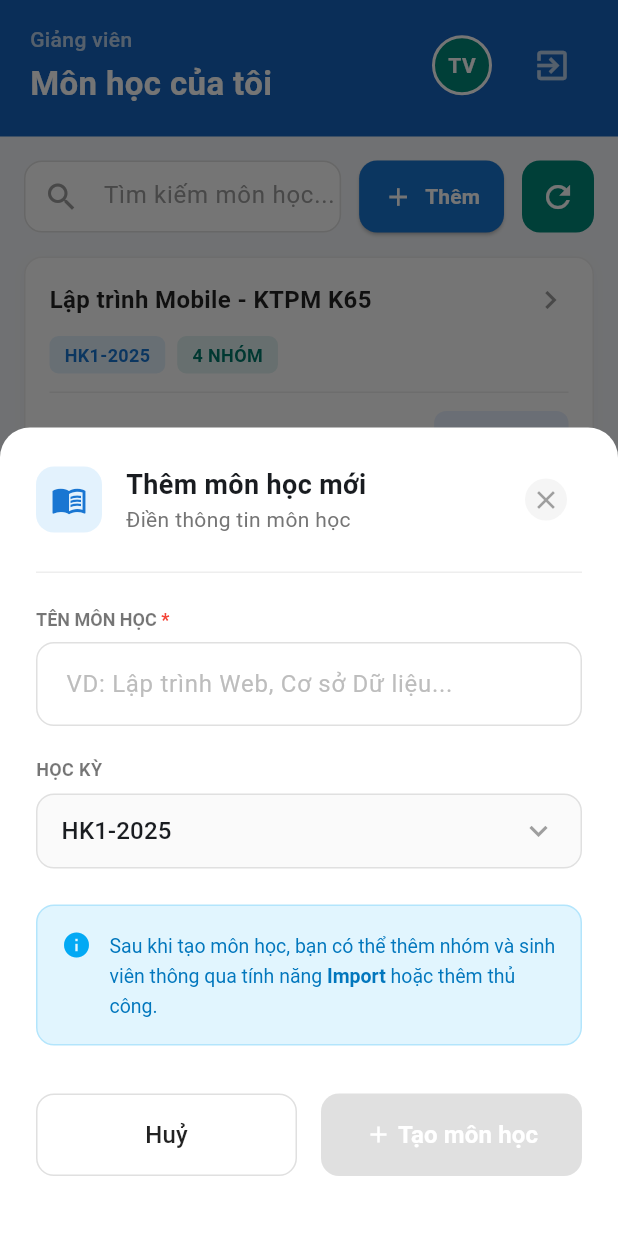
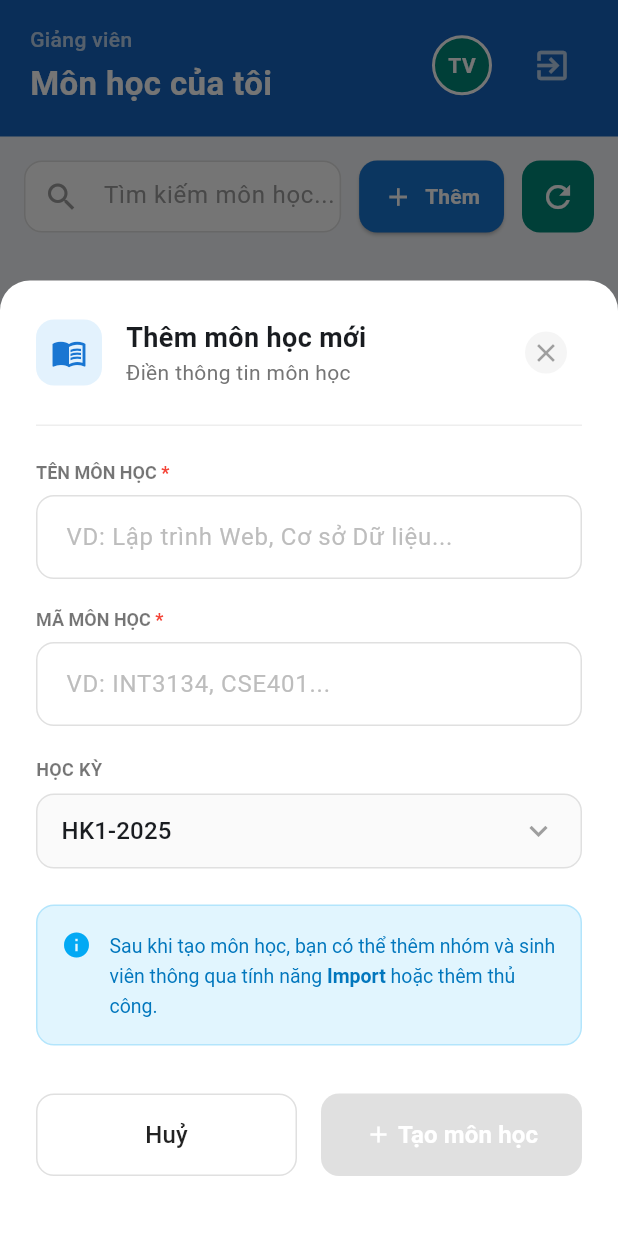
Before and after one commit to dinhan125/EduLog, a Flutter app: the ClassManagementScreen screen opened directly, after a tap on "Thêm", on a phone screen of 412 x 824 dp. Run offline on Flutter 3.47's test engine with Material 3 defaults, Android fonts, the phone set to English and light mode, and no system bars; our stand-ins replace cloud_firestore, dio, firebase_auth, firebase_core, flutter_riverpod; accounts and stored records are empty.

Commit message:
feat: integrate Firestore for class management and add subject code support to class creation flow

```diff
--- a/lib/features/class_management/domain/class_controller.dart
+++ b/lib/features/class_management/domain/class_controller.dart
@@ -8,29 +8,41 @@ final classControllerProvider = AsyncNotifierProvider<ClassController, List<Clas
 });
 
 class ClassController extends AsyncNotifier<List<ClassModel>> {
+  final String _mockTeacherUid = 'teacher_123';
+
   @override
-  FutureOr<List<ClassModel>> build() {
-    return [
-      ClassModel(id: '1', name: 'Lập trình Mobile - KTPM K65', inviteCode: 'MOBILE65', groupCount: 4),
-      ClassModel(id: '2', name: 'Kiến trúc phần mềm', inviteCode: 'KTPM2025', groupCount: 0),
-    ];
+  FutureOr<List<ClassModel>> build() async {
+    return _fetchClasses();
   }
 
-  Future<void> addClass(String name) async {
+  Future<List<ClassModel>> _fetchClasses() async {
+    final repository = ref.read(classRepositoryProvider);
+    final classesData = await repository.getClassesForTeacher(_mockTeacherUid);
+    return classesData.map((data) => ClassModel.fromMap(data)).toList();
+  }
+
+  Future<void> addClass(String name, String subjectCode) async {
     state = const AsyncValue.loading();
 
     try {
       final repository = ref.read(classRepositoryProvider);
-      final newClass = await repository.createClass(name);
+      await repository.createClass(
+        className: name,
+        subjectCode: subjectCode,
+        teacherUid: _mockTeacherUid,
+      );
 
-      final currentClasses = state.value ?? [];
-      state = AsyncValue.data([...currentClasses, newClass]);
+      // Re-fetch classes after adding
+      final updatedClasses = await _fetchClasses();
+      state = AsyncValue.data(updatedClasses);
     } catch (e, st) {
       state = AsyncValue.error(e, st);
     }
   }
 
   void removeClass(String id) {
+    // Note: We are currently only removing locally. For full integration,
+    // this would call repository.deleteClass(id) then re-fetch.
     final currentClasses = state.value ?? [];
     state = AsyncValue.data(
       currentClasses.where((c) => c.id != id).toList(),
--- a/lib/features/class_management/presentation/class_management_screen.dart
+++ b/lib/features/class_management/presentation/class_management_screen.dart
@@ -41,7 +41,6 @@ class ClassManagementScreen extends ConsumerWidget {
   @override
   Widget build(BuildContext context, WidgetRef ref) {
     final classesState = ref.watch(classControllerProvider);
-    final classes = classesState.value ?? [];
 
     return Scaffold(
       backgroundColor: const Color(0xFFF5F7FA), // Light grey background
@@ -185,9 +184,15 @@ class ClassManagementScreen extends ConsumerWidget {
 
           // Subject List
           Expanded(
-            child: classes.isEmpty
-                ? const Center(child: Text('Chưa có môn học nào.'))
-                : ListView.builder(
+            child: classesState.when(
+              data: (classes) {
+                if (classes.isEmpty) {
+                  return const Center(child: Text('Chưa có môn học nào.'));
+                }
+                return Column(
+                  children: [
+                    Expanded(
+                      child: ListView.builder(
                         padding: const EdgeInsets.symmetric(horizontal: 16),
                         itemCount: classes.length,
                         itemBuilder: (context, index) {
@@ -195,9 +200,6 @@ class ClassManagementScreen extends ConsumerWidget {
                         },
                       ),
                     ),
-
-          // End of list indicator
-          if (classes.isNotEmpty)
                     Padding(
                       padding: const EdgeInsets.symmetric(vertical: 20.0),
                       child: Text(
@@ -206,6 +208,15 @@ class ClassManagementScreen extends ConsumerWidget {
                       ),
                     ),
                   ],
+                );
+              },
+              loading: () => const Center(child: CircularProgressIndicator()),
+              error: (error, stack) => Center(
+                child: Text('Lỗi: $error', style: const TextStyle(color: Colors.red)),
+              ),
+            ),
+          ),
+        ],
       ),
     );
   }
--- a/lib/features/class_management/presentation/widgets/add_subject_bottom_sheet.dart
+++ b/lib/features/class_management/presentation/widgets/add_subject_bottom_sheet.dart
@@ -11,6 +11,7 @@ class AddSubjectBottomSheet extends ConsumerStatefulWidget {
 
 class _AddSubjectBottomSheetState extends ConsumerState<AddSubjectBottomSheet> {
   final _nameController = TextEditingController();
+  final _subjectCodeController = TextEditingController();
   String _selectedSemester = 'HK1-2025';
 
   final List<String> _semesters = ['HK1-2025', 'HK2-2024', 'HK1-2024'];
@@ -21,21 +22,26 @@ class _AddSubjectBottomSheetState extends ConsumerState<AddSubjectBottomSheet> {
     _nameController.addListener(() {
       setState(() {});
     });
+    _subjectCodeController.addListener(() {
+      setState(() {});
+    });
   }
 
   @override
   void dispose() {
     _nameController.dispose();
+    _subjectCodeController.dispose();
     super.dispose();
   }
 
   Future<void> _createSubject() async {
-    if (_nameController.text.trim().isEmpty) return;
+    if (_nameController.text.trim().isEmpty || _subjectCodeController.text.trim().isEmpty) return;
 
     final name = _nameController.text.trim();
+    final subjectCode = _subjectCodeController.text.trim();
 
     // Call new Clean Architecture controller
-    await ref.read(classControllerProvider.notifier).addClass(name);
+    await ref.read(classControllerProvider.notifier).addClass(name, subjectCode);
 
     if (mounted) {
       Navigator.of(context).pop();
@@ -50,7 +56,7 @@ class _AddSubjectBottomSheetState extends ConsumerState<AddSubjectBottomSheet> {
 
   @override
   Widget build(BuildContext context) {
-    final isValid = _nameController.text.trim().isNotEmpty;
+    final isValid = _nameController.text.trim().isNotEmpty && _subjectCodeController.text.trim().isNotEmpty;
     final classState = ref.watch(classControllerProvider);
     final isLoading = classState.isLoading;
 
@@ -140,6 +146,43 @@ class _AddSubjectBottomSheetState extends ConsumerState<AddSubjectBottomSheet> {
                 controller: _nameController,
                 decoration: InputDecoration(
                   hintText: 'VD: Lập trình Web, Cơ sở Dữ liệu...',
+                  hintStyle: TextStyle(color: Colors.grey.shade400),
+                  border: OutlineInputBorder(
+                    borderRadius: BorderRadius.circular(12),
+                    borderSide: BorderSide(color: Colors.grey.shade300),
+                  ),
+                  enabledBorder: OutlineInputBorder(
+                    borderRadius: BorderRadius.circular(12),
+                    borderSide: BorderSide(color: Colors.grey.shade300),
+                  ),
+                  focusedBorder: OutlineInputBorder(
+                    borderRadius: BorderRadius.circular(12),
+                    borderSide: const BorderSide(color: Color(0xFF1976D2)),
+                  ),
+                  contentPadding: const EdgeInsets.symmetric(horizontal: 16, vertical: 16),
+                ),
+              ),
+              const SizedBox(height: 20),
+
+              // Subject Code Field
+              RichText(
+                text: const TextSpan(
+                  text: 'MÃ MÔN HỌC ',
+                  style: TextStyle(
+                    fontSize: 12,
+                    fontWeight: FontWeight.bold,
+                    color: Colors.black54,
+                  ),
+                  children: [
+                    TextSpan(text: '*', style: TextStyle(color: Colors.red)),
+                  ],
+                ),
+              ),
+              const SizedBox(height: 8),
+              TextField(
+                controller: _subjectCodeController,
+                decoration: InputDecoration(
+                  hintText: 'VD: INT3134, CSE401...',
                   hintStyle: TextStyle(color: Colors.grey.shade400),
                   border: OutlineInputBorder(
                     borderRadius: BorderRadius.circular(12),
--- a/lib/features/class_management/presentation/widgets/invite_student_bottom_sheet.dart
+++ b/lib/features/class_management/presentation/widgets/invite_student_bottom_sheet.dart
@@ -10,8 +10,8 @@ class InviteStudentBottomSheet extends StatelessWidget {
   @override
   Widget build(BuildContext context) {
     // Generate dummy invite code and link based on classModel
-    final inviteCode = classModel.inviteCode;
-    final inviteLink = 'edulog.app/join/$inviteCode';
+    final inviteCode = classModel.subjectCode;
+    final inviteLink = 'edulog.app/join/${classModel.id}';
 
     return Container(
       decoration: const BoxDecoration(
```
Also changed, not shown: lib/features/class_management/data/models/class_model.dart (+9 -9 lines), lib/features/class_management/data/repositories/class_repository.dart (+68 -13 lines). Lines whose indentation alone changed are shown as unchanged.
